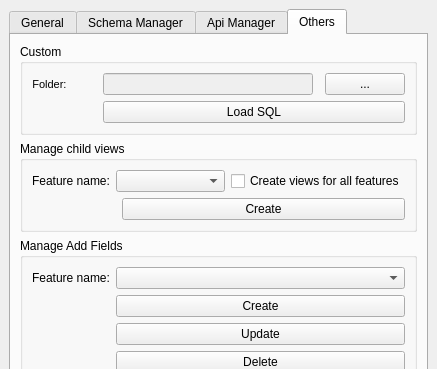
Qt form ui/readsql.ui (Giswater/giswater_qgis_plugin) before a commit; both pictures show x 0 to 437 and y 0 to 369 of the 437 by 781 pixel window.
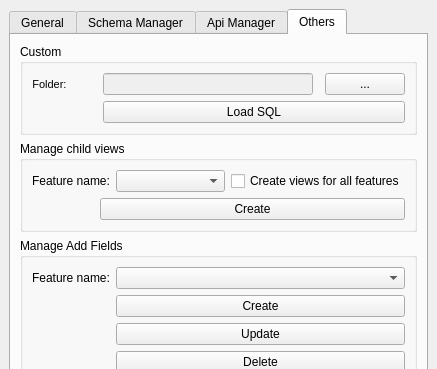
The same form after that commit. The open tabs and pages were chosen to show the change. Icons and pictures are not drawn.

Commit message: Enhancement: add new functionality "Manage child views"

Diff of the .ui file:
```diff
--- a/ui/readsql.ui
+++ b/ui/readsql.ui
@@ -794,7 +794,7 @@
                </property>
                <property name="sizeHint" stdset="0">
                 <size>
-                 <width>90</width>
+                 <width>68</width>
                  <height>20</height>
                 </size>
                </property>
```
The commit also changes 1 other file.
